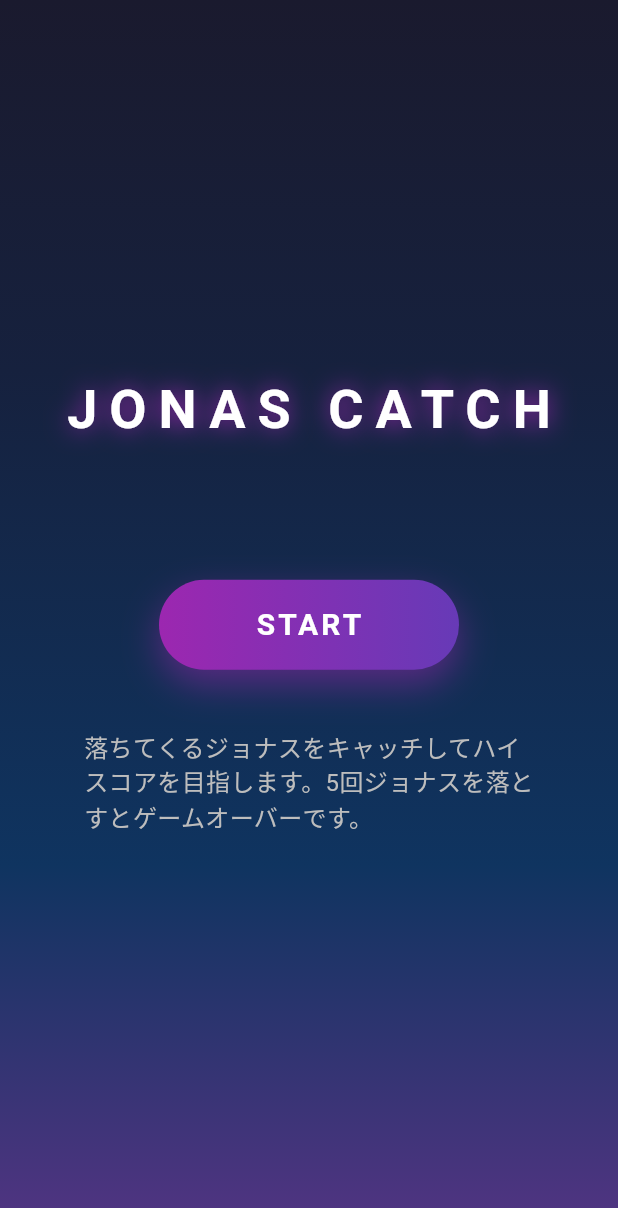
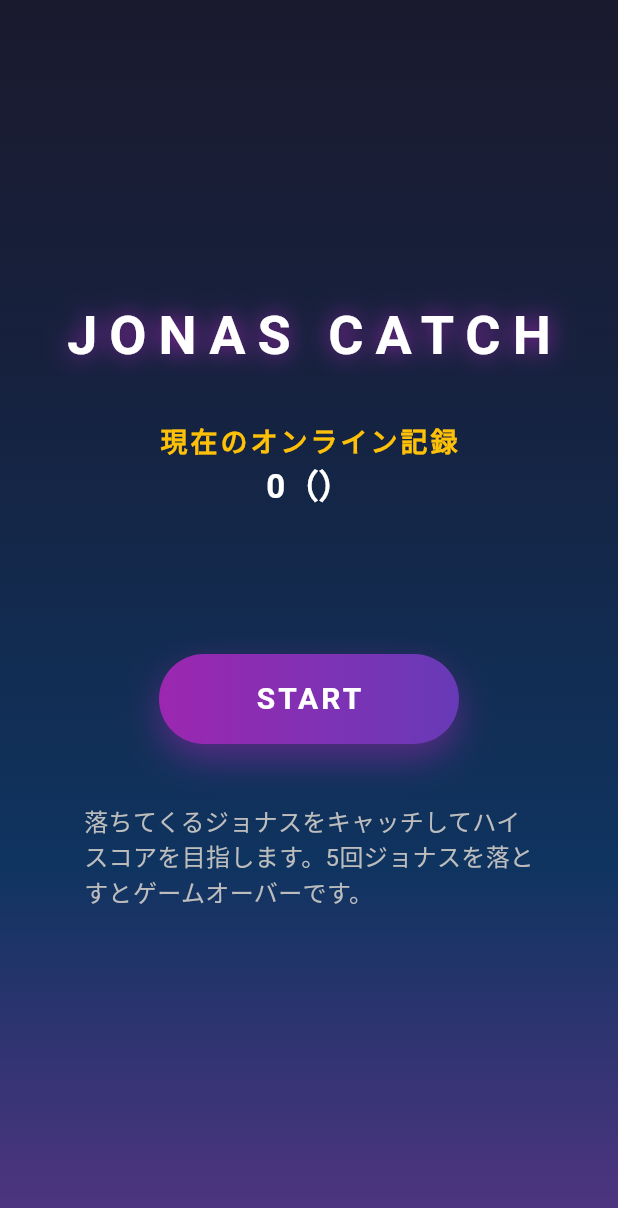
Before and after one commit to tboy-progs/dj_catch, a Flutter app: the screen it shows after launch, on a phone screen of 412 x 824 dp. Shown: the top 1208 px of the screen. Run offline on Flutter 3.47's test engine with Material 3 defaults, Android fonts, the phone set to English and light mode, and no system bars; our stand-ins replace cloud_firestore, firebase_core, flutter_riverpod; accounts and stored records are empty.

Commit message:
add: home_pageでハイスコアを表示

```diff
--- a/lib/page/home_page.dart
+++ b/lib/page/home_page.dart
@@ -1,8 +1,45 @@
 import 'package:dj_catch/page/game_page.dart';
 import 'package:flutter/material.dart';
+import 'package:cloud_firestore/cloud_firestore.dart';
 
-class HomePage extends StatelessWidget {
+class HomePage extends StatefulWidget {
   const HomePage({super.key});
+
+  @override
+  State<HomePage> createState() => _HomePageState();
+}
+
+class _HomePageState extends State<HomePage> {
+  int? _highScore;
+  String? _highScoreUser;
+  bool _loading = true;
+
+  @override
+  void initState() {
+    super.initState();
+    _fetchHighScore();
+  }
+
+  Future<void> _fetchHighScore() async {
+    try {
+      final doc = await FirebaseFirestore.instance
+          .collection('highscores')
+          .doc('global')
+          .get();
+      final data = doc.data();
+      setState(() {
+        _highScore = data != null ? data['score'] ?? 0 : 0;
+        _highScoreUser = data != null ? data['username'] ?? '' : '';
+        _loading = false;
+      });
+    } catch (e) {
+      setState(() {
+        _highScore = null;
+        _highScoreUser = null;
+        _loading = false;
+      });
+    }
+  }
 
   @override
   Widget build(BuildContext context) {
@@ -45,6 +82,36 @@ class HomePage extends StatelessWidget {
                 ),
               ),
               const SizedBox(height: 8),
+
+              // ハイスコア表示
+              Padding(
+                padding: const EdgeInsets.only(top: 24, bottom: 16),
+                child: _loading
+                    ? const CircularProgressIndicator()
+                    : Column(
+                        children: [
+                          const Text(
+                            '現在のオンライン記録',
+                            style: TextStyle(
+                              color: Colors.amber,
+                              fontSize: 18,
+                              fontWeight: FontWeight.bold,
+                              letterSpacing: 2,
+                            ),
+                          ),
+                          Text(
+                            _highScore != null
+                                ? '${_highScore!}（${_highScoreUser ?? ''}）'
+                                : '取得できません',
+                            style: const TextStyle(
+                              color: Colors.white,
+                              fontSize: 22,
+                              fontWeight: FontWeight.bold,
+                            ),
+                          ),
+                        ],
+                      ),
+              ),
 
               // const Text(
               //   'GAME',
```
